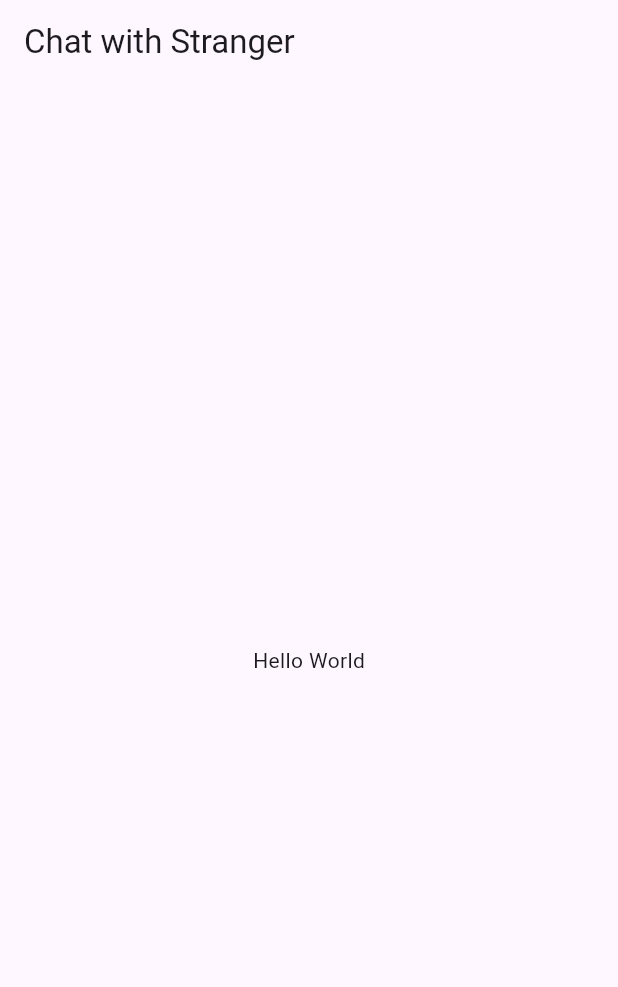
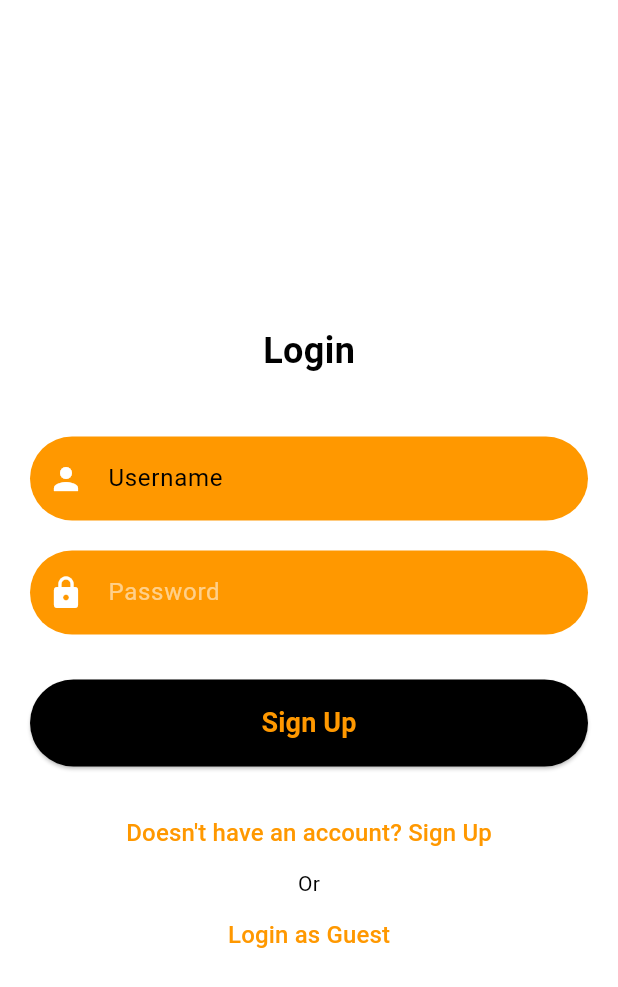
Before and after one commit to Rothiii/random-chat-app, a Flutter app: the screen it shows after launch, on a phone screen of 412 x 824 dp. Shown: the top 987 px of the screen. Run offline on Flutter 3.47's test engine with Material 3 defaults, Android fonts, the phone set to English and light mode, and no system bars.

Commit message:
feat: new login and sign up, but home

```diff
--- /dev/null
+++ b/lib/login_screen.dart
@@ -0,0 +1,136 @@
+import 'package:flutter/material.dart';
+
+class LoginScreen extends StatelessWidget {
+  const LoginScreen({super.key});
+
+  @override
+  Widget build(BuildContext context) {
+    return Scaffold(
+      backgroundColor: Colors.white, // Background color matching the design
+      body: Padding(
+        padding: const EdgeInsets.all(20.0),
+        child: Column(
+          mainAxisAlignment: MainAxisAlignment.center,
+          children: [
+            // App Logo
+            // Image.asset(
+            //   'assets/logo.png', // Place your logo image in the assets folder and set this path
+            //   height: 100, // Adjust height as needed
+            // ),
+            const SizedBox(height: 40),
+
+            // User Login Text
+            const Text(
+              'Login',
+              style: TextStyle(
+                fontSize: 24,
+                fontWeight: FontWeight.bold,
+                color: Color.fromARGB(255, 0, 0, 0),
+              ),
+            ),
+            const SizedBox(height: 40),
+
+            // Username Input Field
+            TextField(
+              decoration: InputDecoration(
+                prefixIcon: const Icon(
+                  Icons.person,
+                  color: Colors.white,
+                ),
+                hintText: 'Username',
+                hintStyle: const TextStyle(color: Colors.black),
+                filled: true,
+                fillColor: Colors.orange,
+                border: OutlineInputBorder(
+                  borderRadius: BorderRadius.circular(30),
+                  borderSide: BorderSide.none,
+                ),
+              ),
+              style: const TextStyle(color: Colors.white),
+            ),
+            const SizedBox(height: 20),
+
+            // Password Input Field
+            TextField(
+              obscureText: true,
+              decoration: InputDecoration(
+                prefixIcon: const Icon(
+                  Icons.lock,
+                  color: Colors.white,
+                ),
+                hintText: 'Password',
+                hintStyle: const TextStyle(
+                  color: Colors.white54,
+                ),
+                filled: true,
+                fillColor: Colors.orange,
+                border: OutlineInputBorder(
+                  borderRadius: BorderRadius.circular(30),
+                  borderSide: BorderSide.none,
+                ),
+              ),
+              style: TextStyle(color: Colors.white),
+            ),
+            const SizedBox(height: 30),
+
+            // Login Button
+            ElevatedButton(
+              onPressed: () {
+                // Handle login logic
+              },
+              style: ElevatedButton.styleFrom(
+                foregroundColor: Colors.orange,
+                backgroundColor: Colors.black, // Text color
+                shape: RoundedRectangleBorder(
+                  borderRadius: BorderRadius.circular(30),
+                ),
+                padding: const EdgeInsets.symmetric(vertical: 16),
+              ),
+              child: const Center(
+                child: Text(
+                  'Sign Up',
+                  style: TextStyle(
+                    fontSize: 18,
+                    fontWeight: FontWeight.bold,
+                  ),
+                ),
+              ),
+            ),
+            const SizedBox(height: 20),
+
+            // Sign Up Button
+            TextButton(
+              onPressed: () {
+                // Handle sign up navigation
+              },
+              child: const Text(
+                'Doesn\'t have an account? Sign Up',
+                style: TextStyle(
+                  color: Colors.orange,
+                  fontSize: 16,
+                ),
+              ),
+            ),
+            const Text(
+              "Or",
+              style: TextStyle(color: Colors.black),
+            ),
+            // Login as Guest Button
+            TextButton(
+              onPressed: () {
+                // Handle login as guest
+              },
+              child: const Text(
+                'Login as Guest',
+                style: TextStyle(
+                  color: Colors.orange,
+                  fontSize: 16,
+                ),
+              ),
+            ),
+          ],
+        ),
+      ),
+    );
+  }
+}
--- a/lib/main.dart
+++ b/lib/main.dart
@@ -1,4 +1,6 @@
 // import 'package:chat_with_stranger/Screens/Homescreen.dart';
+import 'package:anonymous_chat/login_screen.dart';
+import 'package:anonymous_chat/sign_up_screen.dart';
 import 'package:flutter/material.dart';
 
 void main() {
@@ -14,14 +16,7 @@
     return MaterialApp(
       theme: ThemeData(),
       // home: HomeScreen(),
-      home: Scaffold(
-        appBar: AppBar(
-          title: const Text('Chat with Stranger'),
-        ),
-        body: const Center(
-          child: Text('Hello World'),
-        ),
-      ),
+      home: LoginScreen(),
     );
   }
 }
```
Also changed, not shown: lib/home.dart (added, +10 -0 lines), lib/sign_up_screen.dart (added, +136 -0 lines).
